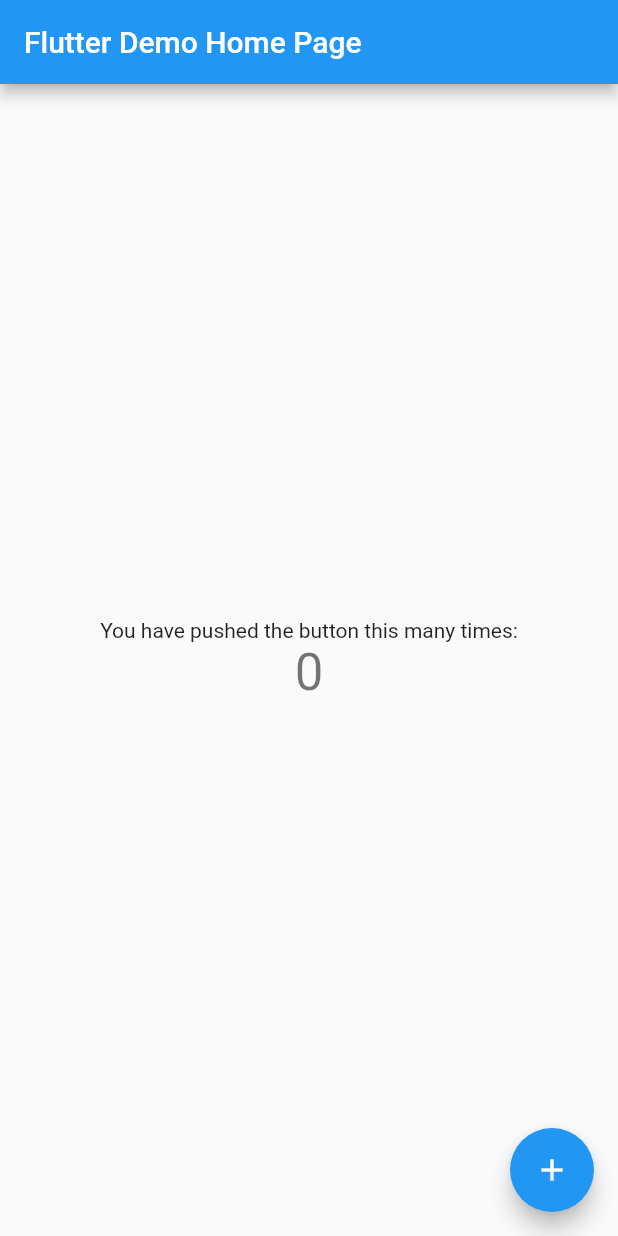
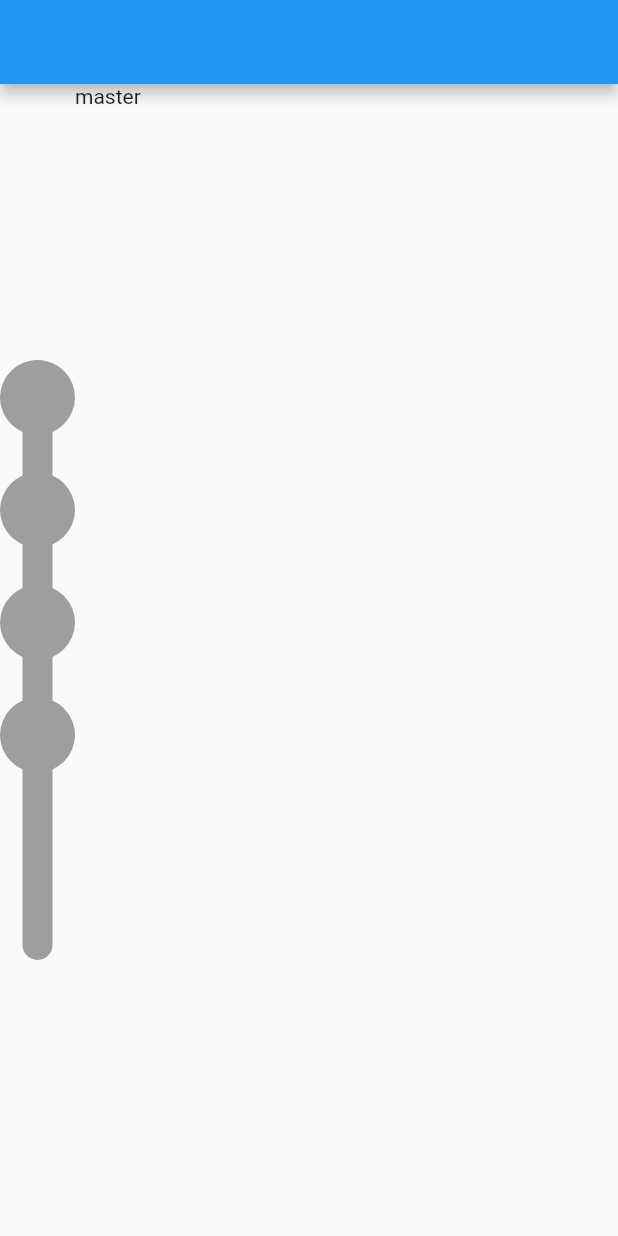
Before and after one commit to Sameerkash/flutter_gitgraph, a Flutter app: the screen it shows after launch, on a phone screen of 412 x 824 dp. Run offline on Flutter 3.47's test engine with Material 2 defaults, Android fonts, the phone set to English and light mode, and no system bars.

Commit message:
add base widgets

```diff
--- a/example/lib/main.dart
+++ b/example/lib/main.dart
@@ -1,4 +1,5 @@
 import 'package:flutter/material.dart';
+import 'package:flutter_gitgraph/flutter_gitgraph.dart';
 
 void main() {
   runApp(MyApp());
@@ -11,103 +12,54 @@ class MyApp extends StatelessWidget {
     return MaterialApp(
       title: 'Flutter Demo',
       theme: ThemeData(
-        // This is the theme of your application.
-        //
-        // Try running your application with "flutter run". You'll see the
-        // application has a blue toolbar. Then, without quitting the app, try
-        // changing the primarySwatch below to Colors.green and then invoke
-        // "hot reload" (press "r" in the console where you ran "flutter run",
-        // or simply save your changes to "hot reload" in a Flutter IDE).
-        // Notice that the counter didn't reset back to zero; the application
-        // is not restarted.
         primarySwatch: Colors.blue,
       ),
-      home: MyHomePage(title: 'Flutter Demo Home Page'),
+      home: MyWidget(),
     );
   }
 }
 
-class MyHomePage extends StatefulWidget {
-  MyHomePage({Key key, this.title}) : super(key: key);
-
-  // This widget is the home page of your application. It is stateful, meaning
-  // that it has a State object (defined below) that contains fields that affect
-  // how it looks.
-
-  // This class is the configuration for the state. It holds the values (in this
-  // case the title) provided by the parent (in this case the App widget) and
-  // used by the build method of the State. Fields in a Widget subclass are
-  // always marked "final".
-
-  final String title;
-
-  @override
-  _MyHomePageState createState() => _MyHomePageState();
-}
-
-class _MyHomePageState extends State<MyHomePage> {
-  int _counter = 0;
-
-  void _incrementCounter() {
-    setState(() {
-      // This call to setState tells the Flutter framework that something has
-      // changed in this State, which causes it to rerun the build method below
-      // so that the display can reflect the updated values. If we changed
-      // _counter without calling setState(), then the build method would not be
-      // called again, and so nothing would appear to happen.
-      _counter++;
-    });
-  }
-
+class MyWidget extends StatelessWidget {
   @override
   Widget build(BuildContext context) {
-    // This method is rerun every time setState is called, for instance as done
-    // by the _incrementCounter method above.
-    //
-    // The Flutter framework has been optimized to make rerunning build methods
-    // fast, so that you can just rebuild anything that needs updating rather
-    // than having to individually change instances of widgets.
     return Scaffold(
-      appBar: AppBar(
-        // Here we take the value from the MyHomePage object that was created by
-        // the App.build method, and use it to set our appbar title.
-        title: Text(widget.title),
-      ),
+      appBar: AppBar(),
       body: Center(
-        // Center is a layout widget. It takes a single child and positions it
-        // in the middle of the parent.
-        child: Column(
-          // Column is also a layout widget. It takes a list of children and
-          // arranges them vertically. By default, it sizes itself to fit its
-          // children horizontally, and tries to be as tall as its parent.
-          //
-          // Invoke "debug painting" (press "p" in the console, choose the
-          // "Toggle Debug Paint" action from the Flutter Inspector in Android
-          // Studio, or the "Toggle Debug Paint" command in Visual Studio Code)
-          // to see the wireframe for each widget.
-          //
-          // Column has various properties to control how it sizes itself and
-          // how it positions its children. Here we use mainAxisAlignment to
-          // center the children vertically; the main axis here is the vertical
-          // axis because Columns are vertical (the cross axis would be
-          // horizontal).
-          mainAxisAlignment: MainAxisAlignment.center,
-          children: <Widget>[
-            Text(
-              'You have pushed the button this many times:',
+        child: Row(
+          children: [
+            Stack(
+              alignment: Alignment.topCenter,
+              children: [
+                BranchWidget(),
+                Column(
+                  mainAxisSize: MainAxisSize.min,
+                  mainAxisAlignment: MainAxisAlignment.start,
+                  crossAxisAlignment: CrossAxisAlignment.center,
+                  children: [
+                    CommitWidget(),
+                    SizedBox(
+                      height: 25,
+                    ),
+                    CommitWidget(),
+                    SizedBox(
+                      height: 25,
+                    ),
+                    CommitWidget(),
+                    SizedBox(
+                      height: 25,
+                    ),
+                    CommitWidget(),
+                  ],
+                )
+              ],
             ),
-            Text(
-              '$_counter',
-              style: Theme.of(context).textTheme.headline4,
-            ),
+            Column(
+              crossAxisAlignment: CrossAxisAlignment.center,
+              children: [Text("master")],
+            )
           ],
         ),
       ),
-      floatingActionButton: FloatingActionButton(
-        onPressed: _incrementCounter,
-        tooltip: 'Increment',
-        child: Icon(Icons.add),
-      ), // This trailing comma makes auto-formatting nicer for build methods.
     );
   }
 }
--- a/example/pubspec.yaml
+++ b/example/pubspec.yaml
@@ -28,6 +28,8 @@ dependencies:
   # The following adds the Cupertino Icons font to your application.
   # Use with the CupertinoIcons class for iOS style icons.
   cupertino_icons: ^1.0.2
+  flutter_gitgraph:
+    path: ../
 
 dev_dependencies:
   flutter_test:
--- a/lib/flutter_gitgraph.dart
+++ b/lib/flutter_gitgraph.dart
@@ -1,7 +1,6 @@
 library flutter_gitgraph;
 
-/// A Calculator.
-class Calculator {
-  /// Returns [value] plus 1.
-  int addOne(int value) => value + 1;
-}
+export './src/gitgraph.dart';
+export './src/widget/branch_widget.dart';
+export './src/widget/commit_widget.dart';
+export './src/widget/tag_widget.dart';
--- /dev/null
+++ b/lib/src/gitgraph.dart
@@ -0,0 +1,8 @@
+import 'package:flutter/material.dart';
+
+class GitGraph extends StatelessWidget {
+  @override
+  Widget build(BuildContext context) {
+    return Container();
+  }
+}
--- /dev/null
+++ b/lib/src/widget/branch_widget.dart
@@ -0,0 +1,19 @@
+import 'package:flutter/material.dart';
+
+/// A straight line which represents a Branch in the workflow
+class BranchWidget extends StatelessWidget {
+  final int height;
+  const BranchWidget({
+    Key key,
+    this.height,
+  }) : super(key: key);
+  @override
+  Widget build(BuildContext context) {
+    return Container(
+      width: 20,
+      height: 400,
+      decoration: BoxDecoration(
+          color: Colors.grey, borderRadius: BorderRadius.circular(15)),
+    );
+  }
+}
--- /dev/null
+++ b/lib/src/widget/commit_widget.dart
@@ -0,0 +1,17 @@
+import 'package:flutter/material.dart';
+
+/// A solid circle which represnets a commit in the workflow
+class CommitWidget extends StatelessWidget {
+  @override
+  Widget build(BuildContext context) {
+    return  Container(
+        width: 50,
+        height: 50,
+        decoration: BoxDecoration(
+          shape: BoxShape.circle,
+          color: Colors.grey,
+        ),
+
+    );
+  }
+}
--- /dev/null
+++ b/lib/src/widget/tag_widget.dart
@@ -0,0 +1,8 @@
+import 'package:flutter/material.dart';
+
+class TagWidget extends StatelessWidget {
+  @override
+  Widget build(BuildContext context) {
+    return Container();
+  }
+}
```
Also changed, not shown: example/pubspec.lock, pubspec.yaml (line endings or trailing spaces), 1 other file.
